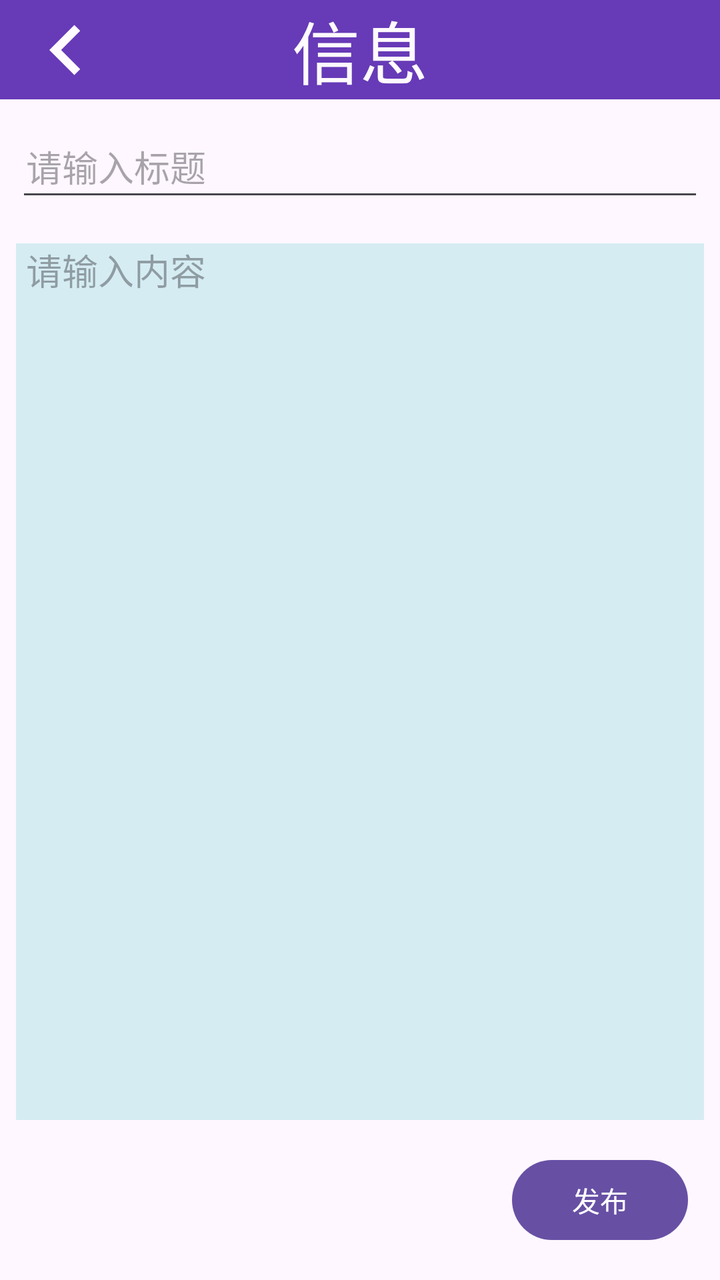
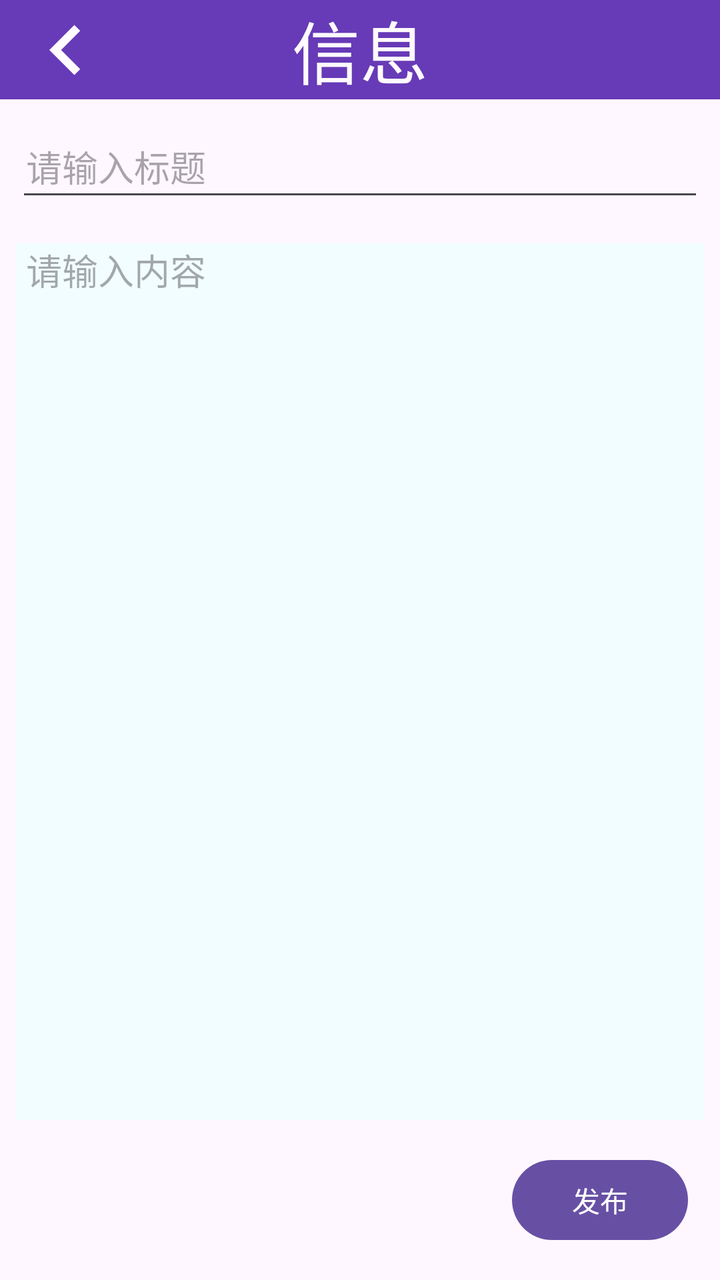

Compare the two renders of this Android layout. The source of the first and the diff that turns it into the second are given below.
<!-- AndroidManifest.xml: application theme Theme.Notepad -->
<!-- res/layout/activity_note.xml -->
<?xml version="1.0" encoding="utf-8"?>
<androidx.constraintlayout.widget.ConstraintLayout xmlns:android="http://schemas.android.com/apk/res/android"
    xmlns:app="http://schemas.android.com/apk/res-auto"
    xmlns:tools="http://schemas.android.com/tools"
    android:id="@+id/main"
    android:layout_width="match_parent"
    android:layout_height="match_parent"
    tools:context=".NoteActivity">

    <TextView
        android:id="@+id/textView2"
        android:layout_width="0dp"
        android:layout_height="wrap_content"
        android:background="#673AB7"
        android:gravity="center"
        android:text="信息"
        android:textColor="#FEFAFD"
        android:textSize="34sp"
        app:layout_constraintEnd_toEndOf="parent"
        app:layout_constraintStart_toStartOf="parent"
        app:layout_constraintTop_toTopOf="parent" />

    <EditText
        android:id="@+id/editTextTitle"
        android:layout_width="0dp"
        android:layout_height="wrap_content"
        android:layout_marginStart="8dp"
        android:layout_marginTop="8dp"
        android:layout_marginEnd="8dp"
        android:ems="10"
        android:hint="请输入标题"
        android:inputType="text"
        android:minHeight="48dp"
        android:paddingStart="5dp"
        app:layout_constraintEnd_toEndOf="parent"
        app:layout_constraintStart_toStartOf="parent"
        app:layout_constraintTop_toBottomOf="@+id/textView2" />

    <EditText
        android:id="@+id/editTextContent"
        android:layout_width="0dp"
        android:layout_height="0dp"
        android:layout_marginTop="16dp"
        android:layout_marginBottom="16dp"
        android:background="#D5ECF3"
        android:ems="10"
        android:gravity="top"
        android:hint="请输入内容"
        android:inputType="text"
        android:paddingStart="5dp"
        app:layout_constraintBottom_toTopOf="@+id/buttonCommit"
        app:layout_constraintEnd_toEndOf="@+id/editTextTitle"
        app:layout_constraintStart_toStartOf="@+id/editTextTitle"
        app:layout_constraintTop_toBottomOf="@+id/editTextTitle" />

    <Button
        android:id="@+id/buttonCommit"
        android:layout_width="wrap_content"
        android:layout_height="wrap_content"
        android:layout_marginEnd="16dp"
        android:layout_marginBottom="16dp"
        android:text="发布"
        app:layout_constraintBottom_toBottomOf="parent"
        app:layout_constraintEnd_toEndOf="parent" />

    <ImageView
        android:id="@+id/imageViewBack"
        android:layout_width="wrap_content"
        android:layout_height="wrap_content"
        android:layout_marginStart="8dp"
        app:layout_constraintBottom_toBottomOf="@+id/textView2"
        app:layout_constraintStart_toStartOf="@+id/textView2"
        app:layout_constraintTop_toTopOf="parent"
        app:srcCompat="@drawable/baseline_chevron_left_24" />
</androidx.constraintlayout.widget.ConstraintLayout>
<!-- resources referenced by this layout -->
<resources>
  <!-- drawable baseline_chevron_left_24 (drawable) -->
  <vector xmlns:android="http://schemas.android.com/apk/res/android" android:height="50dp" android:tint="#FFFBFE" android:viewportHeight="24" android:viewportWidth="24" android:width="50dp">
        
      <path android:fillColor="@android:color/white" android:pathData="M15.41,7.41L14,6l-6,6 6,6 1.41,-1.41L10.83,12z"/>
      
  </vector>
  <style name="Theme.Notepad" parent="Base.Theme.Notepad" />
  <style name="Base.Theme.Notepad" parent="Theme.Material3.DayNight.NoActionBar">
          
          
      </style>
</resources>

<!-- the commit's change to res/layout/activity_note.xml (unified diff, before → after) -->
@@ -5,7 +5,7 @@
     android:id="@+id/main"
     android:layout_width="match_parent"
     android:layout_height="match_parent"
-    tools:context=".NoteActivity">
+    tools:context="cn.edu.tju.notepad.NoteActivity">
 
     <TextView
         android:id="@+id/textView2"
@@ -42,7 +42,7 @@
         android:layout_height="0dp"
         android:layout_marginTop="16dp"
         android:layout_marginBottom="16dp"
-        android:background="#D5ECF3"
+        android:background="#F2FDFF"
         android:ems="10"
         android:gravity="top"
         android:hint="请输入内容"
@@ -72,4 +72,5 @@
         app:layout_constraintStart_toStartOf="@+id/textView2"
         app:layout_constraintTop_toTopOf="parent"
         app:srcCompat="@drawable/baseline_chevron_left_24" />
+
 </androidx.constraintlayout.widget.ConstraintLayout>
